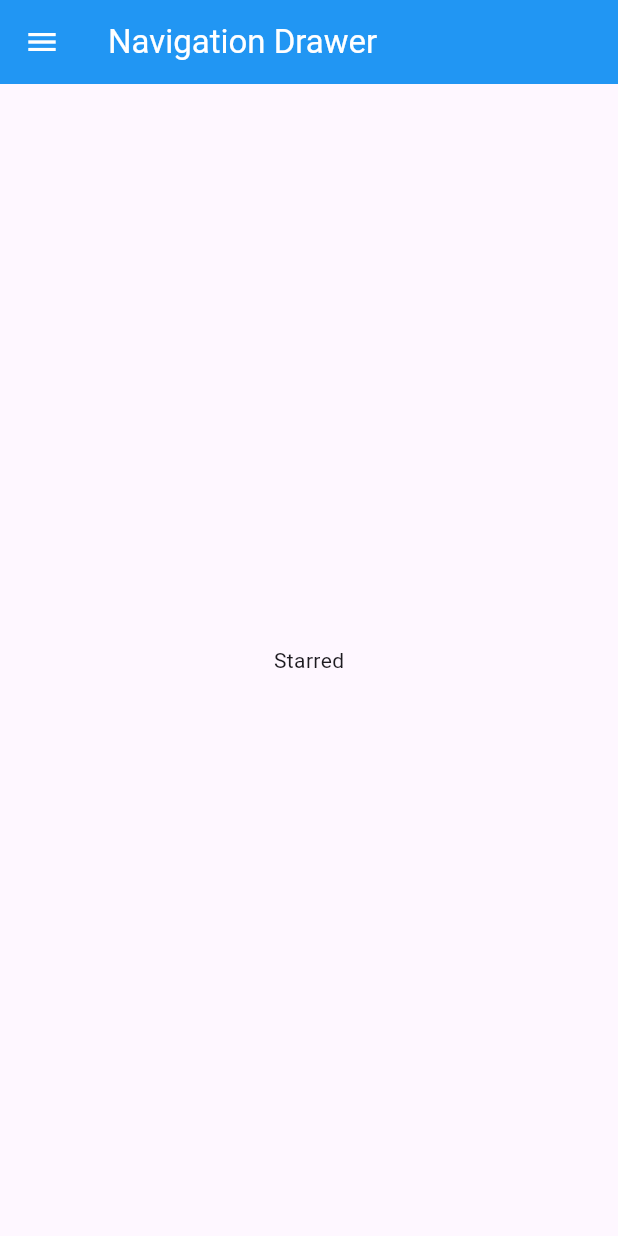
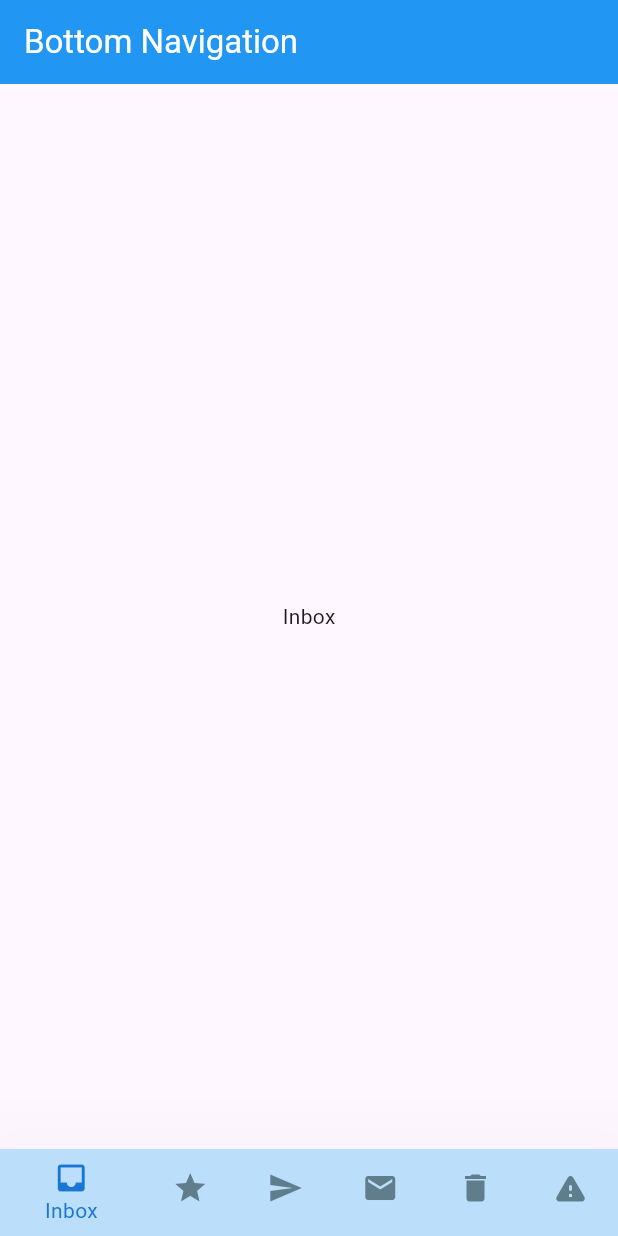
Before and after one commit to ngobiea/flutter_app, a Flutter app: the screen it shows after launch, on a phone screen of 412 x 824 dp. Run offline on Flutter 3.47's test engine with Material 3 defaults, Android fonts, the phone set to English and light mode, and no system bars; our stand-ins replace google_fonts.

Commit message:
complete side bottom_navigation

```diff
--- a/lib/defaults/defaults.dart
+++ b/lib/defaults/defaults.dart
@@ -1,11 +1,11 @@
 import 'package:flutter/material.dart';
 
 class Defaults {
-  static const Color drawerItemColor = Colors.blueGrey;
-  static final Color drawerItemSelectedColor = Colors.blue[700]!;
-  static final Color drawerSelectedTileColor = Colors.blue[100]!;
+  static const Color bottomNavItemColor = Colors.blueGrey;
+  static final Color bottomNavItemSelectedColor = Colors.blue[700]!;
+  static final Color bottomNavSelectedTileColor = Colors.blue[100]!;
 
-  static final drawerItemText = [
+  static final bottomNavItemText = [
     'Inbox',
     'Starred',
     'Sent',
@@ -14,7 +14,7 @@ class Defaults {
     'Spam',
   ];
 
-  static final drawerItemIcon = [
+  static final bottomNavItemIcon = [
     Icons.inbox,
     Icons.star,
     Icons.send,
--- a/lib/main.dart
+++ b/lib/main.dart
@@ -12,21 +12,21 @@ class MyApp extends StatelessWidget {
   @override
   Widget build(BuildContext context) {
     return const MaterialApp(
-      home: MainPage(),
+      home: HomePage(),
     );
   }
 }
 
-var indexClicked = 1;
-
-class MainPage extends StatefulWidget {
-  const MainPage({super.key});
+class HomePage extends StatefulWidget {
+  const HomePage({super.key});
 
   @override
-  State<MainPage> createState() => _MainPageState();
+  State<HomePage> createState() => _HomePageState();
 }
 
-class _MainPageState extends State<MainPage> {
+class _HomePageState extends State<HomePage> {
+  var indexClicked = 0;
+
   final pages = [
     const Center(
       child: Text(
@@ -76,7 +76,7 @@ class _MainPageState extends State<MainPage> {
           color: Colors.white,
         ),
         title: const Text(
-          "Navigation Drawer",
+          "Bottom Navigation",
           style: TextStyle(
             color: Colors.white,
           ),
@@ -84,121 +84,61 @@ class _MainPageState extends State<MainPage> {
         backgroundColor: Colors.blue,
       ),
       body: pages[indexClicked],
-      drawer: Drawer(
-        child: Column(
-          crossAxisAlignment: CrossAxisAlignment.stretch,
-          children: [
-            DrawerHeader(
-              decoration: const BoxDecoration(
-                image: DecorationImage(
-                  image: AssetImage(
-                    'assets/images/drawer.jpg',
-                  ),
-                  fit: BoxFit.fill,
-                ),
+      bottomNavigationBar: BottomNavigationBar(
+        backgroundColor: Colors.blue[100],
+        // type: BottomNavigationBarType.fixed,
+        type: BottomNavigationBarType.shifting,
+
+        elevation: 60,
+        selectedItemColor: Defaults.bottomNavItemSelectedColor,
+        unselectedItemColor: Defaults.bottomNavItemColor,
+        currentIndex: indexClicked,
+        onTap: (value) {
+          setState(() {
+            indexClicked = value;
+          });
+        },
+        items: [
+          BottomNavigationBarItem(
+            backgroundColor: Colors.blue[100],
+            icon: Icon(
+              Defaults.bottomNavItemIcon[0],
+            ),
+            label: Defaults.bottomNavItemText[0],
+          ),
+          BottomNavigationBarItem(
+            backgroundColor: Colors.yellow[100],
+              icon: Icon(
+                Defaults.bottomNavItemIcon[1],
               ),
-              padding: const EdgeInsets.all(0),
-              child: Column(
-                children: [
-                  const SizedBox(
-                    height: 10,
-                  ),
-                  const CircleAvatar(
-                    radius: 42,
-                    backgroundImage: AssetImage('assets/images/my-profile.jpg'),
-                  ),
-                  const SizedBox(
-                    height: 10,
-                  ),
-                  Text(
-                    'Augustine Ngobie',
-                    style: GoogleFonts.sanchez(
-                        fontSize: 15,
-                        color: Colors.white,
-                        fontWeight: FontWeight.w400),
-                  ),
-                  const SizedBox(
-                    height: 5,
-                  ),
-                  Text(
-                    'ngobiea@gmail.com',
-                    style: GoogleFonts.sanchez(
-                        fontSize: 10,
-                        color: Colors.white,
-                        fontWeight: FontWeight.w400),
-                  ),
-                ],
+              label: Defaults.bottomNavItemText[1]),
+          BottomNavigationBarItem(
+            backgroundColor: Colors.green[100],
+              icon: Icon(
+                Defaults.bottomNavItemIcon[2],
               ),
-            ),
-            Expanded(
-              child: ListView(
-                padding: EdgeInsets.zero,
-                children: [
-                  AppDrawerTile(
-                    index: 0,
-                    onTap: updateState(0),
-                  ),
-                  AppDrawerTile(
-                    index: 1,
-                    onTap: updateState(1),
-                  ),
-                  AppDrawerTile(
-                    index: 2,
-                    onTap: updateState(2),
-                  ),
-                  AppDrawerTile(
-                    index: 3,
-                    onTap: updateState(3),
-                  ),
-                  AppDrawerTile(
-                    index: 4,
-                    onTap: updateState(4),
-                  ),
-                  AppDrawerTile(
-                    index: 5,
-                    onTap: updateState(5),
-                  ),
-                  const SizedBox(
-                    height: 30,
-                  ),
-                  const AppDrawerDivider(),
-                  const SizedBox(
-                    height: 10,
-                  ),
-                  Center(
-                    child: Text(
-                      'JetMail',
-                      style: GoogleFonts.sanchez(
-                        fontWeight: FontWeight.w500,
-                        fontSize: 20,
-                        fontStyle: FontStyle.italic,
-                        color: Defaults.drawerItemSelectedColor,
-                      ),
-                    ),
-                  ),
-                  const SizedBox(
-                    height: 10,
-                  ),
-                  Center(
-                    child: Text(
-                      'Version 1.2.5',
-                      style: GoogleFonts.sanchez(
-                        fontWeight: FontWeight.w500,
-                        fontSize: 12,
-                        fontStyle: FontStyle.italic,
-                        color: Defaults.drawerItemSelectedColor,
-                      ),
-                    ),
-                  ),
-                  const SizedBox(
-                    height: 10,
-                  ),
-                  const AppDrawerDivider(),
-                ],
+              label: Defaults.bottomNavItemText[2]),
+          BottomNavigationBarItem(
+            backgroundColor: Colors.red[100],
+              icon: Icon(
+                Defaults.bottomNavItemIcon[3],
               ),
-            )
-          ],
-        ),
+              label: Defaults.bottomNavItemText[3]),
+          BottomNavigationBarItem(
+            backgroundColor: Colors.orange[100],
+
+              icon: Icon(
+                Defaults.bottomNavItemIcon[4],
+              ),
+              label: Defaults.bottomNavItemText[4]),
+          BottomNavigationBarItem(
+            backgroundColor: Colors.pink[100],
+
+              icon: Icon(
+                Defaults.bottomNavItemIcon[5],
+              ),
+              label: Defaults.bottomNavItemText[5]),
+        ],
       ),
     );
   }
@@ -214,44 +154,44 @@ class AppDrawerDivider extends StatelessWidget {
     return const Divider(
       height: 1,
       thickness: 2,
-      color: Defaults.drawerItemColor,
+      color: Defaults.bottomNavItemColor,
       indent: 3,
       endIndent: 3,
     );
   }
 }
 
-class AppDrawerTile extends StatelessWidget {
-  const AppDrawerTile({super.key, required this.index, required this.onTap});
-  final int index;
-  final VoidCallback onTap;
+// class AppDrawerTile extends StatelessWidget {
+//   const AppDrawerTile({super.key, required this.index, required this.onTap});
+//   final int index;
+//   final VoidCallback onTap;
 
-  @override
-  Widget build(BuildContext context) {
-    return Padding(
-      padding: const EdgeInsets.symmetric(horizontal: 8),
-      child: ListTile(
-        selected: index == indexClicked,
-        selectedTileColor: Defaults.drawerSelectedTileColor,
-        onTap: onTap,
-        leading: Icon(
-          Defaults.drawerItemIcon[index],
-          size: 15,
-          color: indexClicked == index
-              ? Defaults.drawerItemSelectedColor
-              : Defaults.drawerItemColor,
-        ),
-        title: Text(
-          Defaults.drawerItemText[index],
-          style: GoogleFonts.sanchez(
-            fontSize: 20,
-            fontWeight: FontWeight.w500,
-            color: indexClicked == index
-                ? Defaults.drawerItemSelectedColor
-                : Defaults.drawerItemColor,
-          ),
-        ),
-      ),
-    );
-  }
-}
+//   @override
+//   Widget build(BuildContext context) {
+//     return Padding(
+//       padding: const EdgeInsets.symmetric(horizontal: 8),
+//       child: ListTile(
+//         selected: index == indexClicked,
+//         selectedTileColor: Defaults.bottomNavSelectedTileColor,
+//         onTap: onTap,
+//         leading: Icon(
+//           Defaults.drawerItemIcon[index],
+//           size: 15,
+//           color: indexClicked == index
+//               ? Defaults.bottomNavItemSelectedColor
+//               : Defaults.bottomNavItemColor,
+//         ),
+//         title: Text(
+//           Defaults.drawerItemText[index],
+//           style: GoogleFonts.sanchez(
+//             fontSize: 20,
+//             fontWeight: FontWeight.w500,
+//             color: indexClicked == index
+//                 ? Defaults.bottomNavItemSelectedColor
+//                 : Defaults.bottomNavItemColor,
+//           ),
+//         ),
+//       ),
+//     );
+//   }
+// }
```
